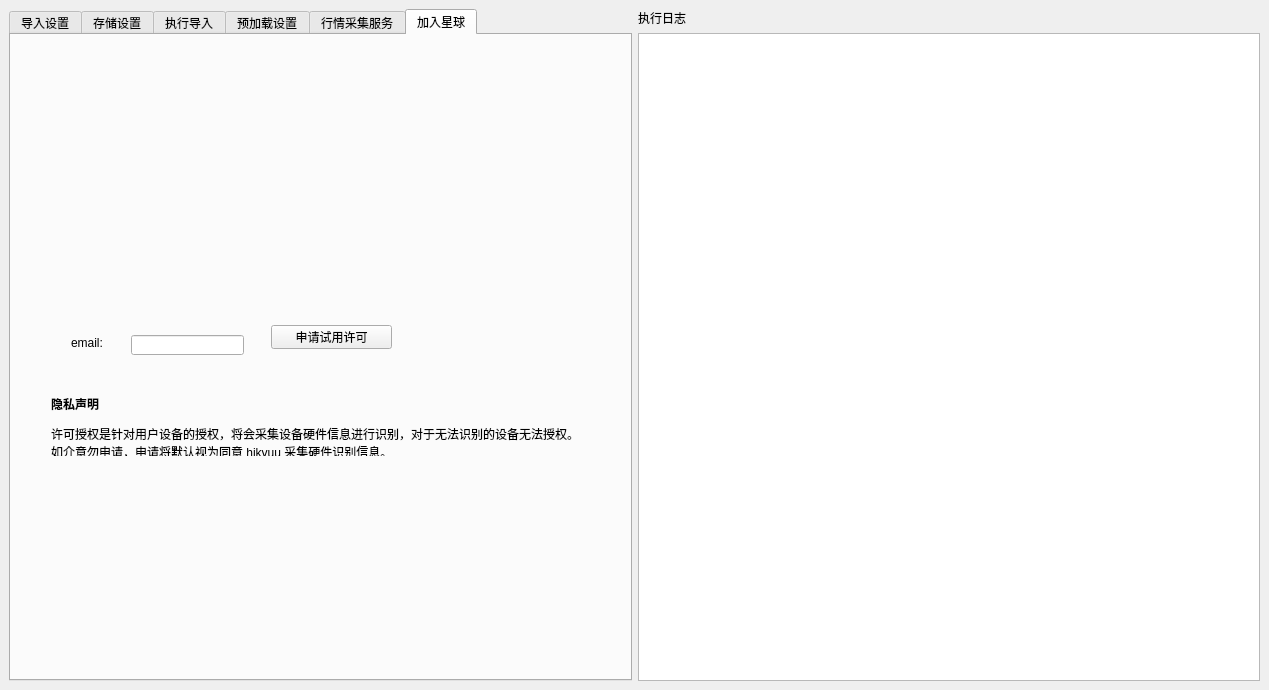
fasiondog/hikyuu, file hikyuu/gui/data/MainWindow.ui: the form before one commit.
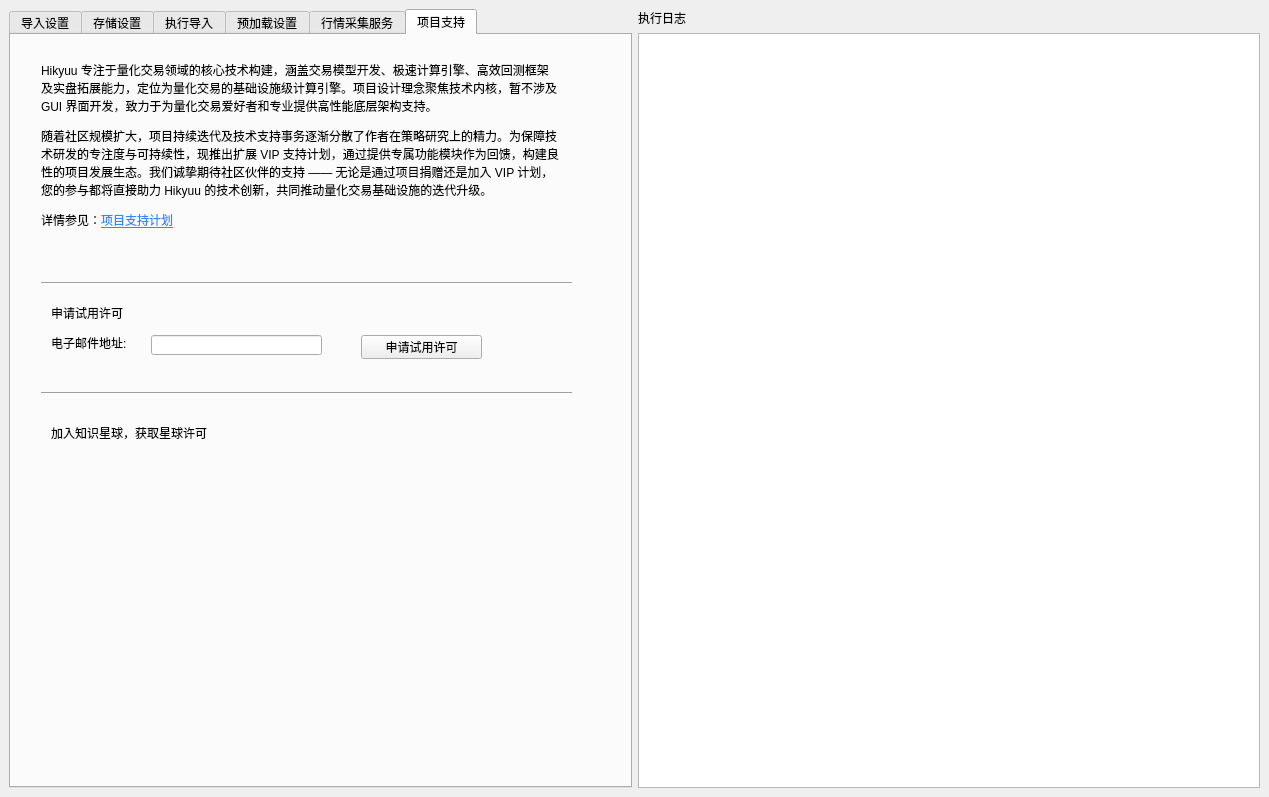
The form after the commit. The open tabs and pages were chosen to show the change. Icons and pictures are not drawn.

```diff
--- a/hikyuu/gui/data/MainWindow.ui
+++ b/hikyuu/gui/data/MainWindow.ui
@@ -7,7 +7,7 @@
     <x>0</x>
     <y>0</y>
     <width>1269</width>
-    <height>690</height>
+    <height>797</height>
    </rect>
   </property>
   <property name="windowTitle">
@@ -1756,13 +1756,13 @@
         <bool>true</bool>
        </property>
        <attribute name="title">
-        <string>加入星球</string>
+        <string>项目支持</string>
        </attribute>
        <widget class="QLabel" name="label_44">
         <property name="geometry">
          <rect>
-          <x>30</x>
-          <y>50</y>
+          <x>40</x>
+          <y>440</y>
           <width>291</width>
           <height>171</height>
          </rect>
@@ -1780,9 +1780,9 @@
        <widget class="QLineEdit" name="lineEdit">
         <property name="geometry">
          <rect>
-          <x>120</x>
+          <x>140</x>
           <y>300</y>
-          <width>113</width>
+          <width>171</width>
           <height>20</height>
          </rect>
         </property>
@@ -1790,21 +1790,21 @@
        <widget class="QLabel" name="label_45">
         <property name="geometry">
          <rect>
-          <x>60</x>
+          <x>40</x>
           <y>300</y>
-          <width>54</width>
+          <width>101</width>
           <height>16</height>
          </rect>
         </property>
         <property name="text">
-         <string>email:</string>
+         <string>电子邮件地址:</string>
         </property>
        </widget>
        <widget class="QPushButton" name="pushButton">
         <property name="geometry">
          <rect>
-          <x>260</x>
-          <y>290</y>
+          <x>350</x>
+          <y>300</y>
           <width>121</width>
           <height>24</height>
          </rect>
@@ -1816,14 +1816,66 @@
        <widget class="QLabel" name="label_46">
         <property name="geometry">
          <rect>
+          <x>30</x>
+          <y>10</y>
+          <width>561</width>
+          <height>201</height>
+         </rect>
+        </property>
+        <property name="text">
+         <string>&lt;html&gt;&lt;head/&gt;&lt;body&gt;&lt;p&gt;Hikyuu 专注于量化交易领域的核心技术构建，涵盖交易模型开发、极速计算引擎、高效回测框架&lt;br/&gt;及实盘拓展能力，定位为量化交易的基础设施级计算引擎。项目设计理念聚焦技术内核，暂不涉及&lt;br/&gt;GUI 界面开发，致力于为量化交易爱好者和专业提供高性能底层架构支持。 &lt;/p&gt;&lt;p&gt;随着社区规模扩大，项目持续迭代及技术支持事务逐渐分散了作者在策略研究上的精力。为保障技&lt;br/&gt;术研发的专注度与可持续性，现推出扩展 VIP 支持计划，通过提供专属功能模块作为回馈，构建良&lt;br/&gt;性的项目发展生态。我们诚挚期待社区伙伴的支持 —— 无论是通过项目捐赠还是加入 VIP 计划，&lt;br/&gt;您的参与都将直接助力 Hikyuu 的技术创新，共同推动量化交易基础设施的迭代升级。 &lt;/p&gt;&lt;p&gt;详情参见：&lt;a href=&quot;https://gitee.com/fasiondog/hikyuu/blob/master/vip-plan.md&quot;&gt;&lt;span style=&quot; text-decoration: underline; color:#3586ff;&quot;&gt;项目支持计划&lt;/span&gt;&lt;/a&gt;&lt;/p&gt;&lt;/body&gt;&lt;/html&gt;</string>
+        </property>
+       </widget>
+       <widget class="Line" name="line_2">
+        <property name="geometry">
+         <rect>
+          <x>30</x>
+          <y>240</y>
+          <width>531</width>
+          <height>16</height>
+         </rect>
+        </property>
+        <property name="orientation">
+         <enum>Qt::Horizontal</enum>
+        </property>
+       </widget>
+       <widget class="QLabel" name="label_47">
+        <property name="geometry">
+         <rect>
           <x>40</x>
-          <y>360</y>
-          <width>521</width>
-          <height>61</height>
+          <y>270</y>
+          <width>121</width>
+          <height>16</height>
          </rect>
         </property>
         <property name="text">
-         <string>&lt;html&gt;&lt;head/&gt;&lt;body&gt;&lt;p&gt;&lt;span style=&quot; font-weight:700;&quot;&gt;隐私声明&lt;/span&gt;&lt;/p&gt;&lt;p&gt;许可授权是针对用户设备的授权，将会采集设备硬件信息进行识别，对于无法识别的设备无法授权。&lt;br/&gt;如介意勿申请，申请将默认视为同意 hikyuu 采集硬件识别信息。&lt;/p&gt;&lt;/body&gt;&lt;/html&gt;</string>
+         <string>申请试用许可</string>
+        </property>
+       </widget>
+       <widget class="Line" name="line_3">
+        <property name="geometry">
+         <rect>
+          <x>30</x>
+          <y>350</y>
+          <width>531</width>
+          <height>16</height>
+         </rect>
+        </property>
+        <property name="orientation">
+         <enum>Qt::Horizontal</enum>
+        </property>
+       </widget>
+       <widget class="QLabel" name="label_48">
+        <property name="geometry">
+         <rect>
+          <x>40</x>
+          <y>390</y>
+          <width>211</width>
+          <height>16</height>
+         </rect>
+        </property>
+        <property name="text">
+         <string>加入知识星球，获取星球许可</string>
         </property>
        </widget>
       </widget>
```
Left out of the diff: 50 changed lines with no effect on the pictures.
